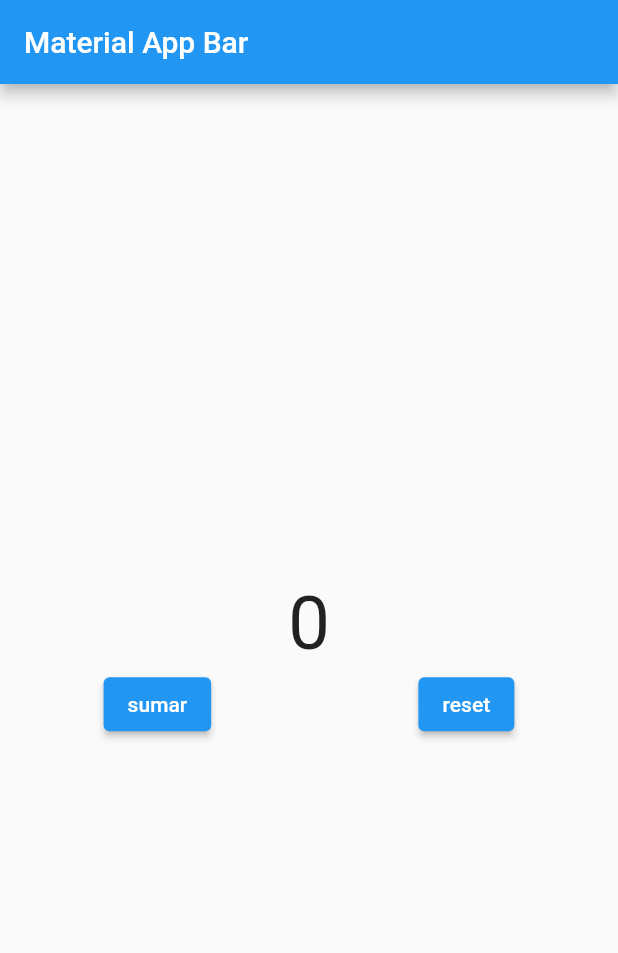
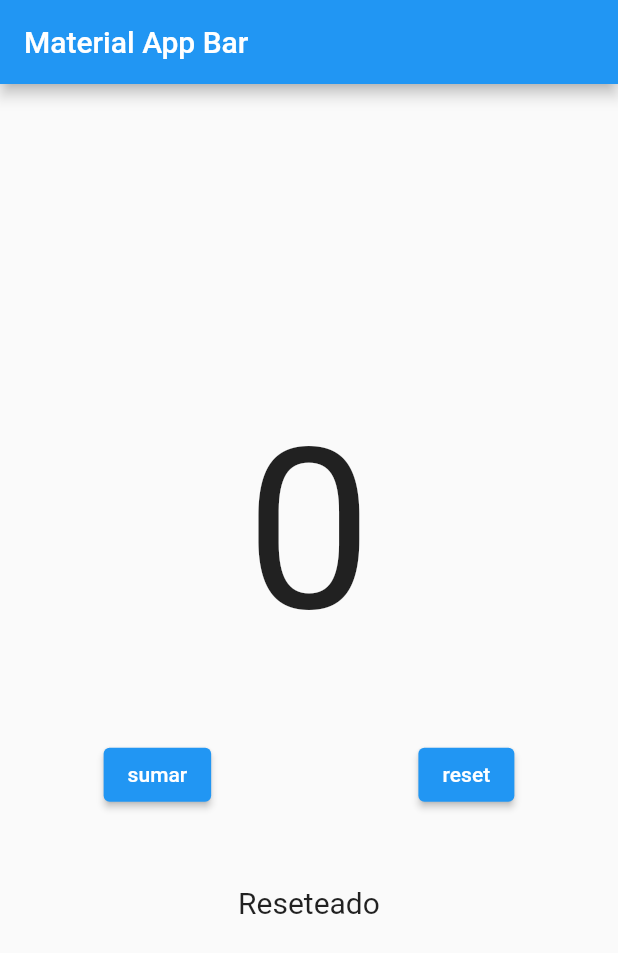
Before and after one commit to EdGusPra/getx_primer_app, a Flutter app: the screen it shows after launch, after a tap on "sumar", after a tap on "reset", on a phone screen of 412 x 824 dp. Shown: the top 953 px of the screen. Run offline on Flutter 3.47's test engine with Material 2 defaults, Android fonts, the phone set to English and light mode, and no system bars; our stand-ins replace get.

Commit message:
tercer commit

```diff
--- a/lib/controllers/get_controller.dart
+++ b/lib/controllers/get_controller.dart
@@ -2,14 +2,17 @@ import 'package:get/get.dart';
 
 class GetController extends GetxController {
   final counter = 0.obs;
+  final texto = 'Aguardando acción.'.obs;
 
   sumar() {
     counter.value += 1;
+    texto.value="Sumado";
     update();
   }
 
   reset() {
     counter.value = 0;
+    texto.value = "Reseteado";
     update();
   }
 }
--- a/lib/main.dart
+++ b/lib/main.dart
@@ -26,10 +26,10 @@ class MyApp extends StatelessWidget {
 
                 Center(child: Text('${c.counter}',style:
                 const TextStyle(
-                  fontSize:50.0,
+                  fontSize:150.0,
                   ),
                   )),
-
+            const SizedBox(height: 50),
             Row(
               mainAxisAlignment: MainAxisAlignment.spaceAround,
               children: [
@@ -39,6 +39,10 @@ class MyApp extends StatelessWidget {
                 onPressed: ()=>c.reset()),
               ],
             ),
+            const SizedBox(height: 50),
+             Text('${c.texto}', style:const TextStyle(
+               fontSize: 20.0,
+             )),
 
              ],
             )),
```
